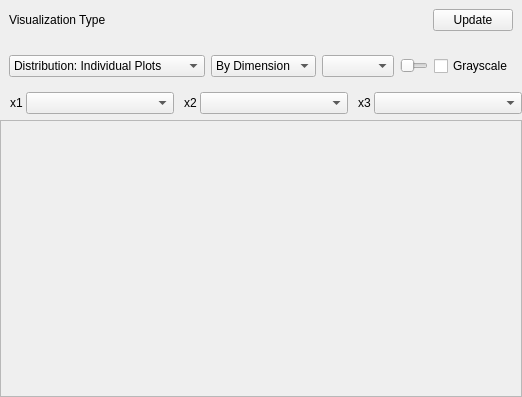
Qt form MLDemos/visualization.ui (b4silio/MLDemos) before a commit.
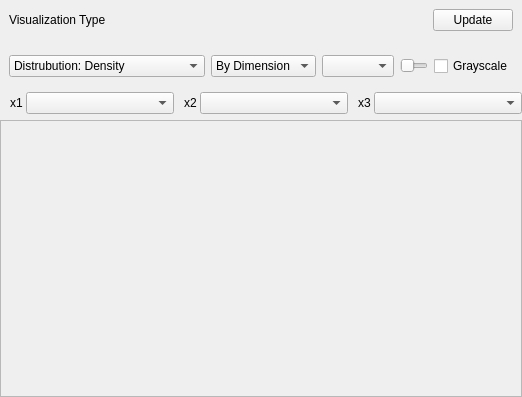
The same form after that commit.

Commit message: ADDED: Density plots, Correlations, Streamgraphs to the visualizations panel

```diff
--- a/MLDemos/visualization.ui
+++ b/MLDemos/visualization.ui
@@ -78,7 +78,7 @@
             </font>
            </property>
            <property name="currentIndex">
-            <number>5</number>
+            <number>7</number>
            </property>
            <item>
             <property name="text">
@@ -110,16 +110,16 @@
              <string>Distribution: Individual Plots</string>
             </property>
            </item>
-           <item>
-            <property name="text">
-             <string>Distribution: Splatter Plot</string>
-            </property>
-           </item>
            <item>
             <property name="text">
              <string>Distribution: Correlations</string>
             </property>
            </item>
+           <item>
+            <property name="text">
+             <string>Distrubution: Density</string>
+            </property>
+           </item>
           </widget>
          </item>
          <item>
```
The commit also changes 2 other files.
